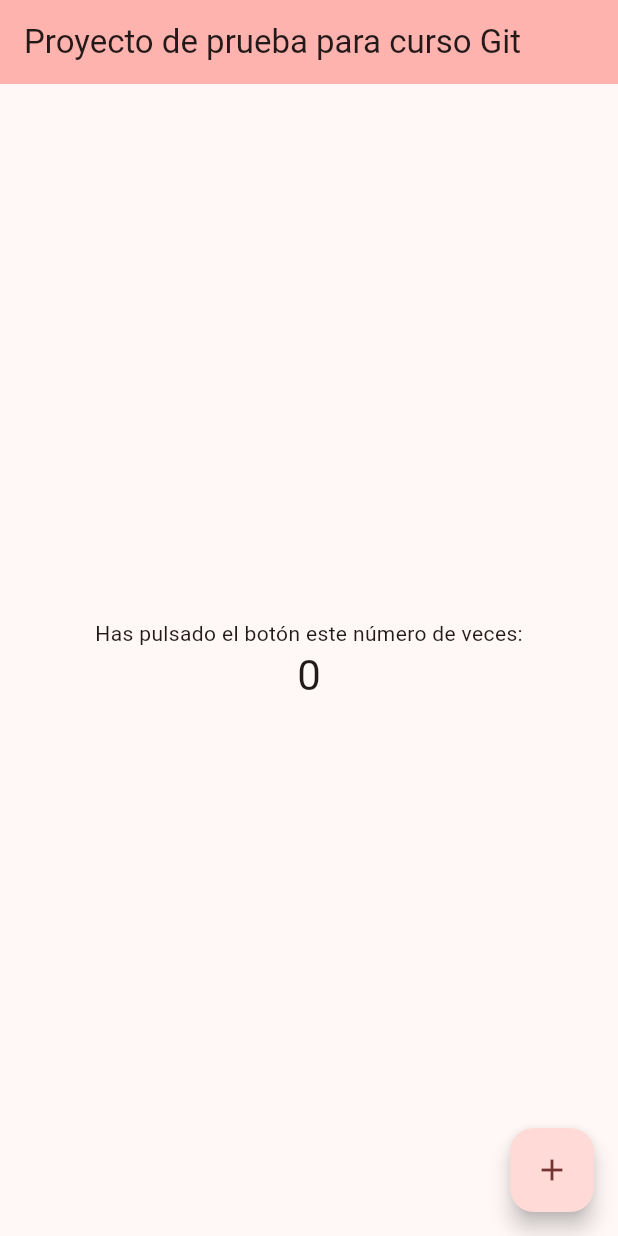
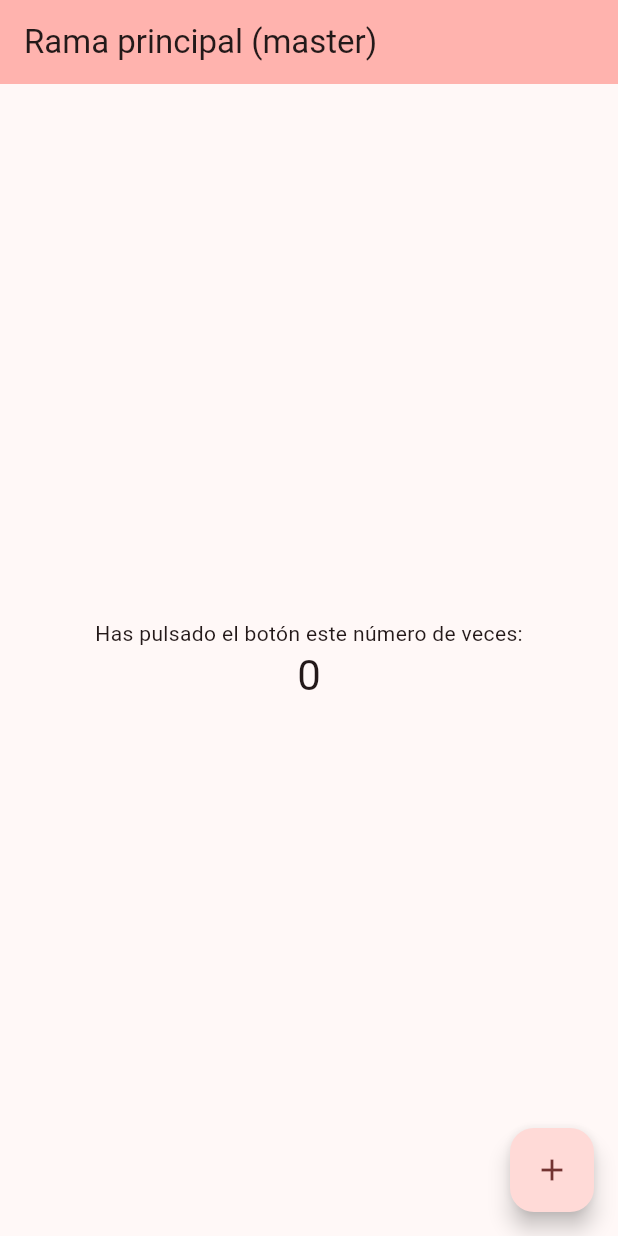
Before and after one commit to joanhernandez-costa/curso_git, a Flutter app: the screen it shows after launch, on a phone screen of 412 x 824 dp. Run offline on Flutter 3.47's test engine with Material 3 defaults, Android fonts, the phone set to English and light mode, and no system bars.

Commit message:
Se ha modificado nombre del AppBar

```diff
--- a/lib/main.dart
+++ b/lib/main.dart
@@ -17,7 +17,7 @@
         colorScheme: ColorScheme.fromSeed(seedColor: Colors.redAccent),
         useMaterial3: true,
       ),
-      home: const MyHomePage(title: 'Proyecto de prueba para curso Git'),
+      home: const MyHomePage(title: 'Rama principal (master)'),
     );
   }
 }
```
